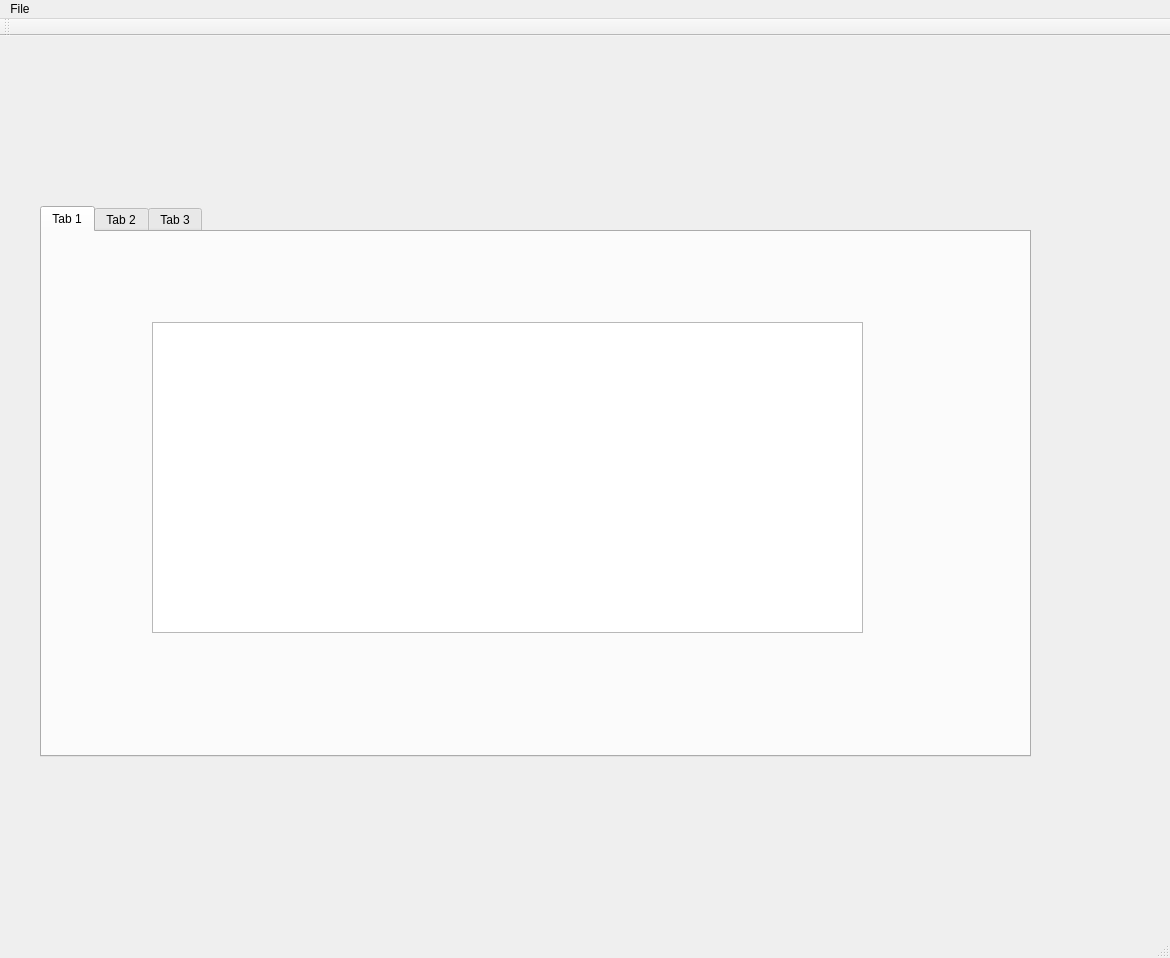
Above: qt/mainwindow.ui from minipunch/cs1cproject2 before the change. Below: the same form after it.
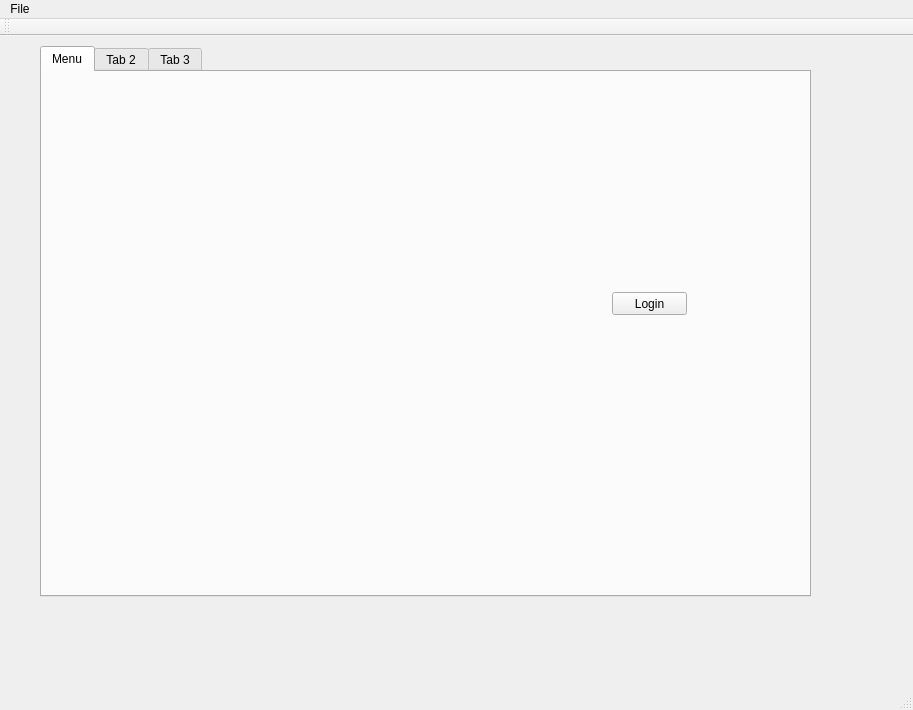
That is the form after the change. The open tabs and pages were chosen to show the change.

The edit to the form file:
```diff
--- a/qt/mainwindow.ui
+++ b/qt/mainwindow.ui
@@ -6,8 +6,8 @@
    <rect>
     <x>0</x>
     <y>0</y>
-    <width>1170</width>
-    <height>958</height>
+    <width>913</width>
+    <height>710</height>
    </rect>
   </property>
   <property name="windowTitle">
@@ -18,8 +18,8 @@
     <property name="geometry">
      <rect>
       <x>40</x>
-      <y>170</y>
-      <width>991</width>
+      <y>10</y>
+      <width>771</width>
       <height>551</height>
      </rect>
     </property>
@@ -28,19 +28,19 @@
     </property>
     <widget class="QWidget" name="tab">
      <attribute name="title">
-      <string>Tab 1</string>
+      <string>Menu</string>
      </attribute>
-     <widget class="QTableWidget" name="tableWidget">
+     <widget class="QPushButton" name="pushButton">
       <property name="geometry">
        <rect>
-        <x>110</x>
-        <y>90</y>
-        <width>711</width>
-        <height>311</height>
+        <x>570</x>
+        <y>220</y>
+        <width>75</width>
+        <height>23</height>
        </rect>
       </property>
-      <property name="sortingEnabled">
-       <bool>true</bool>
+      <property name="text">
+       <string>Login</string>
       </property>
      </widget>
     </widget>
@@ -61,8 +61,8 @@
     <rect>
      <x>0</x>
      <y>0</y>
-     <width>1170</width>
-     <height>31</height>
+     <width>913</width>
+     <height>21</height>
     </rect>
    </property>
    <widget class="QMenu" name="menuFile">
```
Left out of the diff: 4 changed lines with no effect on the pictures.
